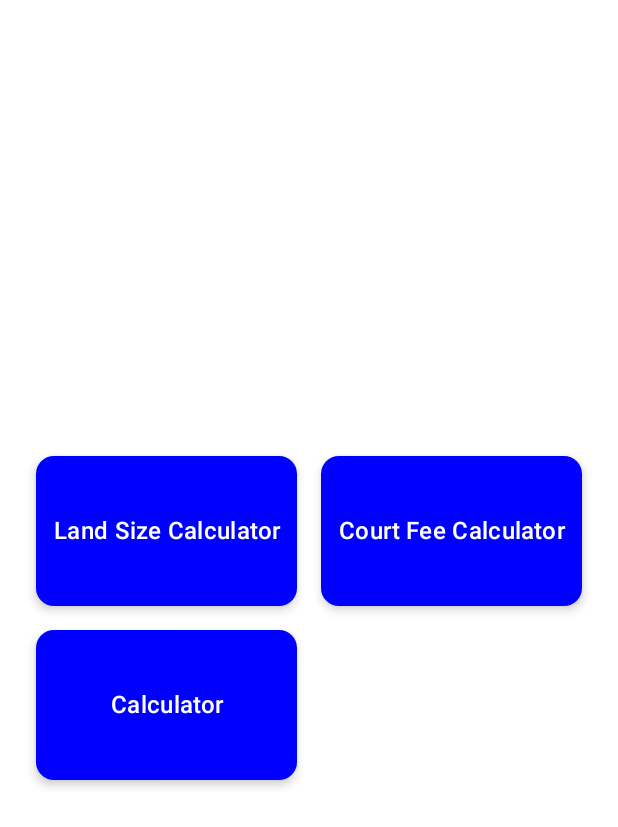
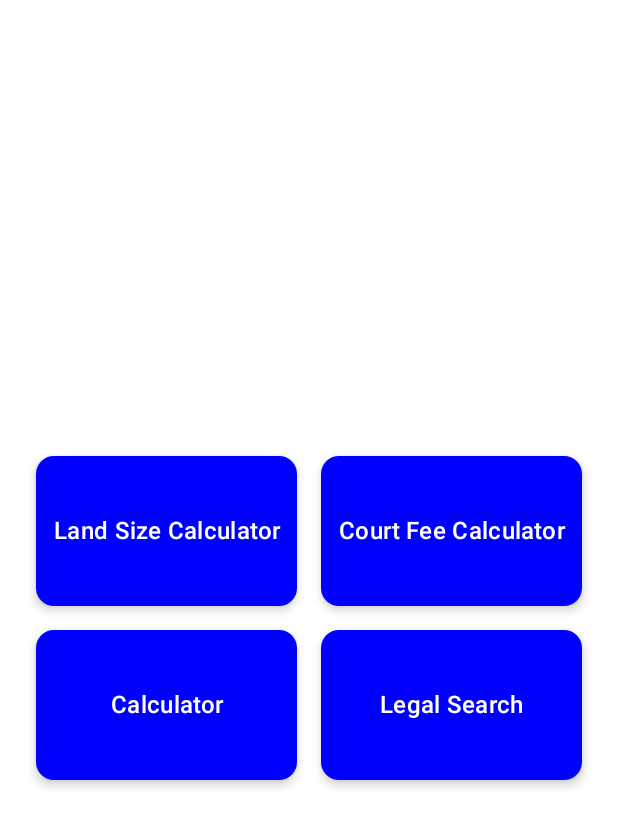
Before and after one commit to sathwikiiit/ToolBunch, an Android app built with Jetpack Compose: the screen it shows after launch (MainActivity), on a phone screen of 412 x 824 dp. Shown: the top 827 px of the screen. Run offline under Robolectric (Android 15) with nearby library versions, the phone set to English and light mode, and no system bars.

```diff
--- a/app/src/main/AndroidManifest.xml
+++ b/app/src/main/AndroidManifest.xml
@@ -1,6 +1,7 @@
 <?xml version="1.0" encoding="utf-8"?>
 <manifest xmlns:android="http://schemas.android.com/apk/res/android"
     xmlns:tools="http://schemas.android.com/tools">
+    <uses-permission android:name="android.permission.INTERNET" />
 
     <application
         android:allowBackup="true"
--- a/app/src/main/java/com/example/toolbunch/Calculator.kt
+++ b/app/src/main/java/com/example/toolbunch/Calculator.kt
@@ -113,7 +113,7 @@ fun Calculator(navController: NavHostController= rememberNavController(),sharedV
                 .align(Alignment.CenterHorizontally),
             onClick = {
                 sharedViewModel.marketValue = result
-                navController.navigate("second")
+                navController.navigate("cFee")
             }) {
             Text("Go to CourtFeeCalculator")
         }
--- a/app/src/main/java/com/example/toolbunch/LandSizeCalculator.kt
+++ b/app/src/main/java/com/example/toolbunch/LandSizeCalculator.kt
@@ -140,7 +140,7 @@ fun LandSizeCalculator(navController: NavHostController= rememberNavController()
                     .align(Alignment.CenterHorizontally),
                 onClick = {
                     sharedViewModel.marketValue = totalMarketValue
-                    navController.navigate("third")
+                    navController.navigate("calc")
                 }) {
                 Text("Go to Calculator")
             }
--- a/app/src/main/java/com/example/toolbunch/MainActivity.kt
+++ b/app/src/main/java/com/example/toolbunch/MainActivity.kt
@@ -29,11 +29,11 @@ import androidx.navigation.compose.rememberNavController
 import com.example.toolbunch.ui.theme.ToolBunchTheme
 
 class CalculatorViewModel : ViewModel() {
-    private var _marketValue = mutableStateOf(0.0) // Backing field
+    private var _marketValue = mutableDoubleStateOf(0.0) // Backing field
     var marketValue: Double
-        get() = _marketValue.value
+        get() = _marketValue.doubleValue
         set(value) {
-            _marketValue.value = value // Custom setter
+            _marketValue.doubleValue = value // Custom setter
         }
 }
 
@@ -52,16 +52,18 @@ class MainActivity : ComponentActivity() {
     fun NavigationGraph(sharedViewModel:CalculatorViewModel) {
         val navController = rememberNavController()
         NavHost(navController = navController, startDestination = "grid") {
-            composable("grid") { GridScreen(navController, sharedViewModel) }
-            composable("first") { LandSizeCalculator(navController, sharedViewModel) }
-            composable("second") { CourtFeeCalculator(navController, sharedViewModel) }
-            composable("third") { Calculator(navController, sharedViewModel) }
+            composable("grid") { GridScreen(navController) }
+            composable("szCalc") { LandSizeCalculator(navController, sharedViewModel) }
+            composable("cFee") { CourtFeeCalculator(navController, sharedViewModel) }
+            composable("calc") { Calculator(navController, sharedViewModel) }
+            composable("legalSearch"){
+                LegalSearch()
+            }
         }
-
     }
 
     @Composable
-    fun GridScreen(navController: NavHostController, sharedViewModel: CalculatorViewModel) {
+    fun GridScreen(navController: NavHostController) {
         Box(
             modifier = Modifier
                 .fillMaxSize()
@@ -76,19 +78,25 @@ class MainActivity : ComponentActivity() {
                 item {
                     CalculatorCard(
                         title = "Land Size Calculator",
-                        onClick = { navController.navigate("first") }
+                        onClick = { navController.navigate("szCalc") }
                     )
                 }
                 item {
                     CalculatorCard(
                         title = "Court Fee Calculator",
-                        onClick = { navController.navigate("second") }
+                        onClick = { navController.navigate("cFee") }
                     )
                 }
                 item {
                     CalculatorCard(
                         title = "Calculator",
-                        onClick = { navController.navigate("third") }
+                        onClick = { navController.navigate("calc") }
+                    )
+                }
+                item{
+                    CalculatorCard(
+                        title = "Legal Search",
+                        onClick = { navController.navigate("legalSearch") }
                     )
                 }
             }
@@ -120,6 +128,7 @@ class MainActivity : ComponentActivity() {
     @Composable
     fun GreetingPreview() {
         ToolBunchTheme {
+            var db = DbHelper(context = this)
         }
     }
 }
--- a/app/src/main/java/com/example/toolbunch/ui/theme/Theme.kt
+++ b/app/src/main/java/com/example/toolbunch/ui/theme/Theme.kt
@@ -1,36 +1,37 @@
 package com.example.toolbunch.ui.theme
 
-import android.app.Activity
 import android.os.Build
 import androidx.compose.foundation.isSystemInDarkTheme
-import androidx.compose.material3.MaterialTheme
-import androidx.compose.material3.darkColorScheme
-import androidx.compose.material3.dynamicDarkColorScheme
-import androidx.compose.material3.dynamicLightColorScheme
-import androidx.compose.material3.lightColorScheme
+import androidx.compose.material3.* // Import all Material 3 components
 import androidx.compose.runtime.Composable
+import androidx.compose.ui.graphics.Color
 import androidx.compose.ui.platform.LocalContext
 
 private val DarkColorScheme = darkColorScheme(
     primary = Purple80,
     secondary = PurpleGrey80,
-    tertiary = Pink80
+    tertiary = Pink80,
+    background = Color(0xFF121212), // Dark background
+    surface = Color(0xFF1E1E1E),     // Dark surface
+    onPrimary = Color.White,
+    onSecondary = Color.White,
+    onTertiary = Color.White,
+    onBackground = Color.White,    // Text on dark background
+    onSurface = Color.White       // Text on dark surface
 )
 
 private val LightColorScheme = lightColorScheme(
     primary = Purple40,
     secondary = PurpleGrey40,
-    tertiary = Pink40
+    tertiary = Pink40,
+    background = Color(0xFFFFFFFF), // Light background
+    surface = Color(0xFFFFFFFF),   // Light surface
+    onPrimary = Color.White,
+    onSecondary = Color.Black,
+    onTertiary = Color.White,
+    onBackground = Color.Black,    // Text on light background
+    onSurface = Color.Black       // Text on light surface
 
-    /* Other default colors to override
-    background = Color(0xFFFFFBFE),
-    surface = Color(0xFFFFFBFE),
-    onPrimary = Color.White,
-    onSecondary = Color.White,
-    onTertiary = Color.White,
-    onBackground = Color(0xFF1C1B1F),
-    onSurface = Color(0xFF1C1B1F),
-    */
 )
 
 @Composable
@@ -52,7 +53,7 @@ fun ToolBunchTheme(
 
     MaterialTheme(
         colorScheme = colorScheme,
-        typography = Typography,
+        typography = Typography,  // Assuming you have a Typography defined
         content = content
     )
 }
--- a/gradle/libs.versions.toml
+++ b/gradle/libs.versions.toml
@@ -1,5 +1,5 @@
 [versions]
-agp = "8.8.0"
+agp = "8.8.1"
 coreKtxVersion = "1.15.0"
 kotlin = "2.0.0"
 coreKtx = "1.15.0"
@@ -8,8 +8,8 @@ junitVersion = "1.2.1"
 espressoCore = "3.6.1"
 lifecycleRuntimeKtx = "2.8.7"
 activityCompose = "1.10.0"
-composeBom = "2025.01.00"
-navigationCompose = "2.8.5"
+composeBom = "2025.02.00"
+navigationCompose = "2.8.7"
 
 [libraries]
 androidx-core-ktx = { group = "androidx.core", name = "core-ktx", version.ref = "coreKtx" }
```
Also changed, not shown: app/src/main/java/com/example/toolbunch/LegalSearch.kt (added, +350 -0 lines), 1 other file.
